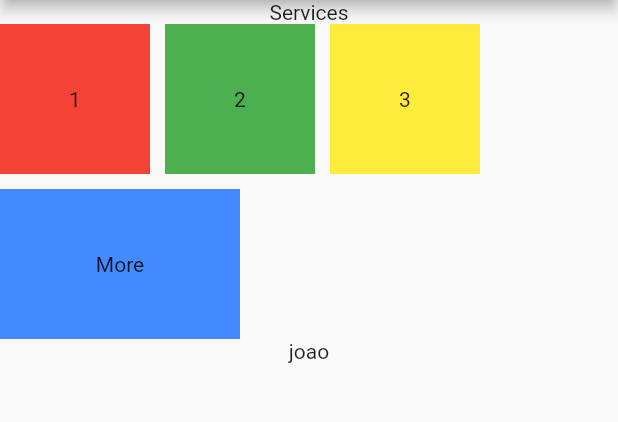
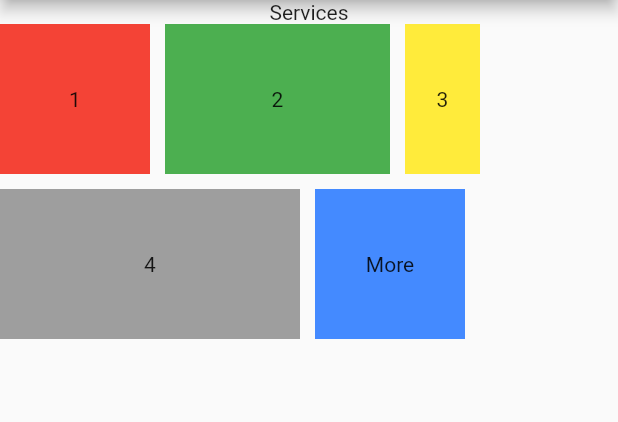
Before and after one commit to docputs/custom_wrap_app, a Flutter app: the screen it shows after launch, on a phone screen of 412 x 824 dp, the part 84-506 px from its top. Run offline on Flutter 3.47's test engine with Material 2 defaults, Android fonts, the phone set to English and light mode, and no system bars.

Commit message:
refactor home page

```diff
--- a/lib/app/home_page.dart
+++ b/lib/app/home_page.dart
@@ -1,7 +1,5 @@
 import 'package:custom_wrap_app/app/overflowed_wrap.dart';
 import 'package:flutter/material.dart';
-
-import 'service.dart';
 
 class HomePage extends StatefulWidget {
   const HomePage({Key? key}) : super(key: key);
@@ -27,63 +25,63 @@ class _HomePageState extends State<HomePage> {
             overflowWidget: Container(
               color: Colors.blueAccent,
               height: 100,
-              width: 160,
+              width: 100,
               child: const Center(child: Text('More')),
             ),
-            children: [
-              Container(
-                key: const ValueKey(1),
+            children: const [
+              WrapItem(
+                text: '1',
+                width: 100,
+                height: 100,
                 color: Colors.red,
+              ),
+              WrapItem(
+                text: '2',
+                width: 150,
                 height: 100,
-                width: 100,
-                child: const Center(child: Text('1')),
+                color: Colors.green,
               ),
-              Container(
-                key: const ValueKey(2),
-                color: Colors.green,
+              WrapItem(
+                text: '3',
+                width: 50,
                 height: 100,
-                width: 100,
-                child: const Center(child: Text('2')),
+                color: Colors.yellow,
               ),
-              Container(
-                key: const ValueKey(3),
-                color: Colors.yellow,
+              WrapItem(
+                text: '4',
+                width: 200,
                 height: 100,
-                width: 100,
-                child: const Center(child: Text('3')),
-              ),
-              Container(
-                key: const ValueKey(4),
                 color: Colors.grey,
-                height: 100,
-                width: 300,
-                child: const Center(child: Text('4')),
-              ),
-              Container(
-                key: const ValueKey(5),
-                color: Colors.grey,
-                height: 100,
-                width: 130,
-                child: const Center(child: Text('5')),
               ),
             ],
           ),
-          const Text('joao'),
         ],
       ),
     );
   }
 }
 
-const services = [
-  Service(name: 'this', icon: Icons.alarm),
-  Service(name: 'is', icon: Icons.lock_clock_outlined),
-  Service(name: 'a', icon: Icons.add_comment_rounded),
-  Service(name: 'testing', icon: Icons.addchart_outlined),
-  Service(name: 'a long service', icon: Icons.air),
-  Service(name: 'this', icon: Icons.alarm),
-  Service(name: 'is', icon: Icons.lock_clock_outlined),
-  Service(name: 'a', icon: Icons.add_comment_rounded),
-  Service(name: 'testing', icon: Icons.addchart_outlined),
-  Service(name: 'a long service', icon: Icons.air),
-];
+class WrapItem extends StatelessWidget {
+  final String text;
+  final double width;
+  final double height;
+  final Color color;
+
+  const WrapItem({
+    Key? key,
+    required this.text,
+    required this.width,
+    required this.height,
+    required this.color,
+  }) : super(key: key);
+
+  @override
+  Widget build(BuildContext context) {
+    return Container(
+      width: width,
+      height: height,
+      color: color,
+      child: Center(child: Text(text)),
+    );
+  }
+}
```
